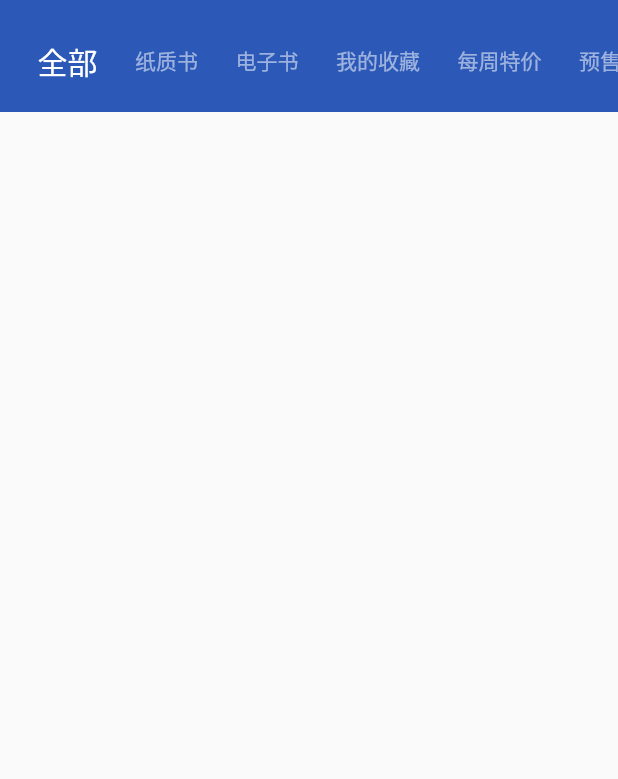
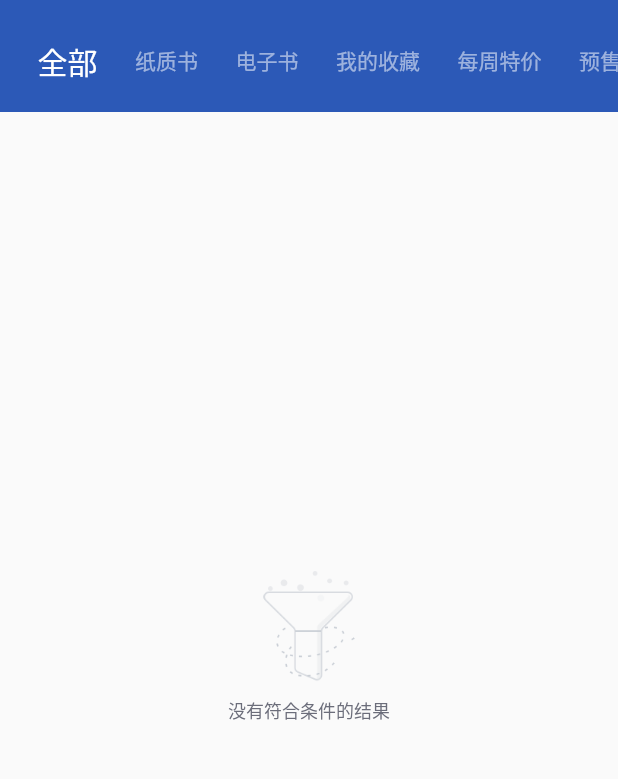
Before and after one commit to JJVvV/ituring, a Flutter app: the Books widget shown alone on an empty page, opened directly, on a phone screen of 412 x 824 dp, the part 53-832 px from its top. Run offline on Flutter 3.47's test engine with Material 2 defaults, Android fonts, the phone set to English and light mode, and no system bars; our stand-ins replace dio, flutter_html, shared_preferences, webview_flutter; accounts and stored records are empty.

Commit message:
feat: add animation when loading data

```diff
--- /dev/null
+++ b/lib/component/animated_future_builder.dart
@@ -0,0 +1,20 @@
+import 'package:flutter/material.dart';
+
+class AnimatedFutureBuilder<T> extends FutureBuilder<T> {
+  AnimatedFutureBuilder({
+    Key? key,
+    required super.builder,
+    required super.future,
+    super.initialData,
+    this.duration = const Duration(milliseconds: 300),
+  }) : super(key: key);
+  Duration duration;
+  @override
+  AsyncWidgetBuilder<T> get builder =>
+      (BuildContext context, AsyncSnapshot<T> snapshot) {
+        return AnimatedSwitcher(
+          duration: duration,
+          child: super.builder(context, snapshot),
+        );
+      };
+}
--- a/lib/component/header.dart
+++ b/lib/component/header.dart
@@ -1,7 +1,7 @@
 import 'package:flutter/material.dart';
 
-import '../my_icon.dart';
 import '../page/index.dart';
+import 'my_icon.dart';
 
 class Header extends StatelessWidget {
   const Header({
@@ -9,8 +9,6 @@ class Header extends StatelessWidget {
     required this.child,
   }) : super(key: key);
   final Widget child;
-
-  // final Function() onTapCart;
 
   @override
   Widget build(BuildContext context) {
--- a/lib/component/loading.dart
+++ b/lib/component/loading.dart
@@ -8,14 +8,10 @@ class Loading extends StatelessWidget {
     return Container(
       color: Colors.white,
       child: const Center(
-        child: Text(
-          'loading',
-          style: TextStyle(
-            color: Colors.black,
-            fontSize: 12,
-            decoration: TextDecoration.none,
-          ),
-        ),
+        child: CircularProgressIndicator(
+            valueColor: AlwaysStoppedAnimation<Color>(
+          Color.fromARGB(255, 44, 89, 183),
+        )),
       ),
     );
   }
--- a/lib/http/api.dart
+++ b/lib/http/api.dart
@@ -2,13 +2,6 @@ class Api {
   static const String BASE_URL = "https://api.ituring.com.cn/api";
 
   static const String ACCOUNT_BASE_URL = "https://account.kaiyanapp.com";
-
-  ///获取首页模块
-  static const String GET_HOME = "/Page/Home";
-  static const String GET_HOME_TAGS =
-      "/Page/EditableArea?editableareaname=%E7%83%AD%E9%97%A8%E6%A0%87%E7%AD%BE";
-
-  static const String GET_BOOKS = "/Book";
 
   ///注册
   static const String REGISTER = "/v2/api/register";
--- a/lib/http/http_manager.dart
+++ b/lib/http/http_manager.dart
@@ -1,7 +1,9 @@
 import 'dart:convert';
 
 import 'package:dio/dio.dart';
+import 'package:ituring/component/auth.dart';
 import 'package:ituring/http/api.dart';
+import 'package:shared_preferences/shared_preferences.dart';
 
 import 'interceptors/common_parameter_interceptor.dart';
 import 'interceptors/error_interceptor.dart';
@@ -13,7 +15,7 @@ class HttpManager {
   static const CONTENT_TYPE_FORM = "application/x-www-form-urlencoded";
   static const CONTENT_TYPE_IMAGE = "image/*";
 
-  static HttpManager _instance = HttpManager._internal();
+  static final HttpManager _instance = HttpManager._internal();
 
   factory HttpManager.getInstance() => _getInstance();
 
@@ -54,6 +56,16 @@ class HttpManager {
       _dio.options.baseUrl = Api.BASE_URL;
     }
 
+    if (!_dio.options.headers.containsKey('Authorization')) {
+      var perf = await SharedPreferences.getInstance();
+      var tokenString = perf.getString('token');
+      if (tokenString != null) {
+        var tokenInfo = TokenInfo.fromJson(jsonDecode(tokenString));
+        _dio.options.headers['Authorization'] =
+            'bearer ${tokenInfo.accessToken}';
+      }
+    }
+
     Response response;
 
     if (data is FormData) {
--- a/lib/http/repository/books.dart
+++ b/lib/http/repository/books.dart
@@ -1,6 +1,6 @@
 import 'package:ituring/generated/json/books_data_entity.g.dart';
-import 'package:ituring/http/api.dart';
 import 'package:ituring/http/http_manager.dart';
+import 'package:ituring/http/repository/book_detail_data_entity.dart';
 import 'package:ituring/http/repository/books_data_entity.dart';
 
 class BooksTag {
@@ -78,9 +78,8 @@ class BooksData {
 
 class BooksRepository {
   static Future<BooksDataEntity?> getBooks(Map<String, dynamic> data) async {
-    print(data);
     try {
-      var resultJson = await httpManager.request(Api.GET_BOOKS, data: data);
+      var resultJson = await httpManager.request('/Book', data: data);
       var result = $BooksDataEntityFromJson(resultJson);
       return result;
     } catch (e) {
@@ -88,11 +87,11 @@ class BooksRepository {
     }
   }
 
-  static Future<Map<String, dynamic>?> getBook(
+  static Future<BookDetailDataEntity?> getBook(
       Map<String, dynamic> data) async {
     try {
       var result = await httpManager.request('/Book/${data['id']}');
-      return result;
+      return BookDetailDataEntity.fromJson(result);
     } catch (e) {
       print(e);
     }
--- a/lib/http/repository/home.dart
+++ b/lib/http/repository/home.dart
@@ -1,16 +1,16 @@
 import 'package:html/parser.dart' show parse;
-import 'package:ituring/http/api.dart';
 import 'package:ituring/http/http_manager.dart';
 
 class HomeRepository {
   static Future<dynamic> getHome() async {
-    Map<String, dynamic> result = await httpManager.request(Api.GET_HOME);
+    Map<String, dynamic> result = await httpManager.request('/Page/Home');
     // var data = $BookHomeDataEntityFromJson(result);
     return result;
   }
 
   static Future<dynamic> getTags() async {
-    Map<String, dynamic> result = await httpManager.request(Api.GET_HOME_TAGS);
+    Map<String, dynamic> result = await httpManager.request(
+        '/Page/EditableArea?editableareaname=%E7%83%AD%E9%97%A8%E6%A0%87%E7%AD%BE');
     var document = parse(result['content']);
     List<Map<String, String>> tags =
         document.querySelectorAll('[tagid]').map((item) {
--- a/lib/page/books.dart
+++ b/lib/page/books.dart
@@ -1,4 +1,5 @@
 import 'package:flutter/material.dart';
+import 'package:ituring/component/animated_future_builder.dart';
 import 'package:ituring/http/repository/books.dart';
 import 'package:ituring/http/repository/books_data_entity.dart';
 
@@ -102,7 +103,7 @@ class _BooksState extends State<Books>
                 ),
               ];
             },
-            body: FutureBuilder(
+            body: AnimatedFutureBuilder(
               future: future,
               builder: (BuildContext context,
                   AsyncSnapshot<BooksDataEntity?> snapshot) {
@@ -116,6 +117,30 @@ class _BooksState extends State<Books>
                 }
 
                 var books = snapshot.data?.bookItems ?? [];
+                if (books.isEmpty) {
+                  return Center(
+                    child: Column(
+                      mainAxisAlignment: MainAxisAlignment.center,
+                      children: [
+                        Image.asset(
+                          'images/noResult@2x.png',
+                          width: 62,
+                          height: 74,
+                        ),
+                        Container(
+                          margin: const EdgeInsets.only(top: 10),
+                          child: const Text(
+                            '没有符合条件的结果',
+                            style: TextStyle(
+                              fontSize: 12,
+                              color: Color.fromARGB(255, 107, 109, 122),
+                            ),
+                          ),
+                        )
+                      ],
+                    ),
+                  );
+                }
                 if (this.books == null) {
                   this.books = [];
                 }
--- a/lib/page/home.dart
+++ b/lib/page/home.dart
@@ -1,4 +1,5 @@
 import 'package:flutter/material.dart';
+import 'package:ituring/component/animated_future_builder.dart';
 import 'package:ituring/generated/json/book_home_data_entity.g.dart';
 
 import '../component/book.dart';
@@ -58,7 +59,7 @@ class _HomeState extends State<Home> with AutomaticKeepAliveClientMixin<Home> {
               ),
             ];
           },
-          body: FutureBuilder(
+          body: AnimatedFutureBuilder(
               future: getData(),
               builder: (BuildContext context, AsyncSnapshot snapshot) {
                 if (snapshot.connectionState != ConnectionState.done) {
--- a/lib/page/index.dart
+++ b/lib/page/index.dart
@@ -2,9 +2,8 @@ import 'package:flutter/material.dart';
 import 'package:ituring/page/books.dart';
 import 'package:ituring/page/home.dart';
 import 'package:ituring/page/my.dart';
-import 'package:ituring/widgets/custom_physysics.dart';
 
-import '../my_icon.dart';
+import '../component/my_icon.dart';
 
 class IndexPage extends StatefulWidget {
   const IndexPage({Key? key}) : super(key: key);
@@ -71,7 +70,7 @@ class _IndexPageState extends State<IndexPage> {
                 pageIndex = index;
               });
             },
-            physics: const CustomPhysics(),
+            // physics: const CustomPhysics(),
             controller: _pageController,
             children: const [
               Home(),
```
Also changed, not shown: lib/component/my.dart (added, +12 -0 lines), lib/http/repository/my.dart (added, +16 -0 lines), lib/http/repository/profile_data_entity.dart (added, +72 -0 lines), lib/page/book_detail.dart (+33 -30 lines), lib/page/my.dart (+26 -20 lines), lib/page/tag_detail.dart (+2 -31 lines), images/noResult@2x.png (added), lib/component/my_icon.dart (renamed from lib/my_icon.dart), lib/generated/json/base/json_convert_content.dart, lib/generated/json/profile_data_entity.g.dart (added).
